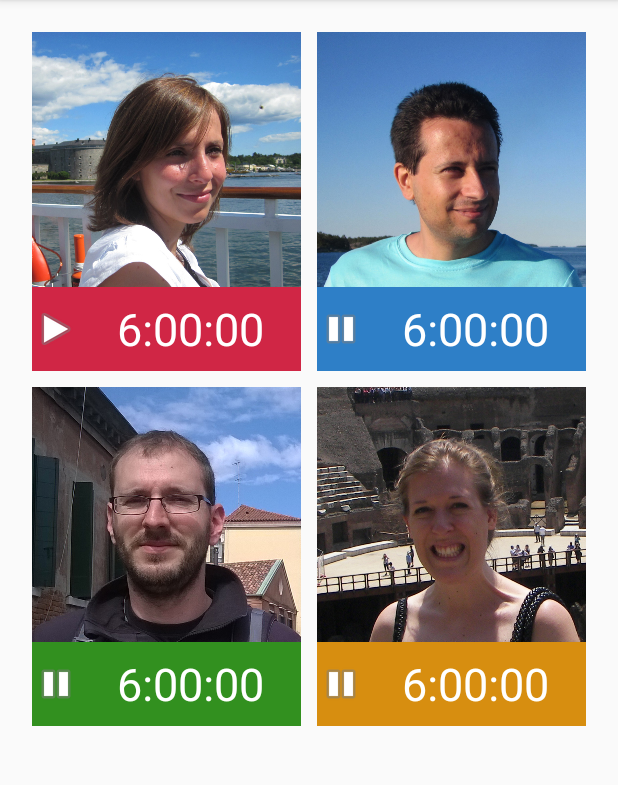
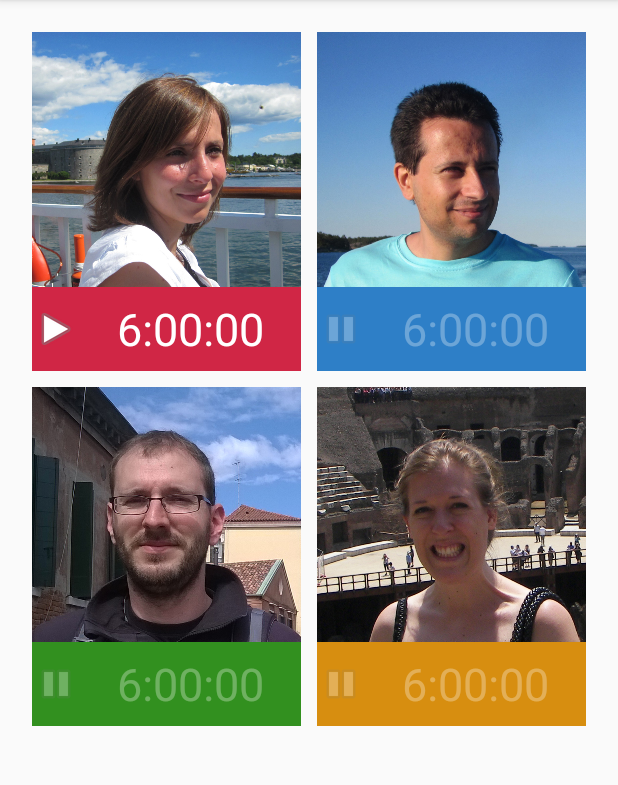
Before and after one commit to KrisKN/6happ, an Android app: the screen it shows after launch (MainActivity), after a tap on an icon or button, on a phone screen of 412 x 824 dp, the part 84-869 px from its top. Run offline under Robolectric (Android 15) with nearby library versions, the phone set to English and light mode, and no system bars.

Commit message:
Clockwork state visualization improved. Half speed supported. Menu simplified.

```diff
--- a/app/src/main/java/com/mauriundjens/sechsstundenapp/Clockwork.java
+++ b/app/src/main/java/com/mauriundjens/sechsstundenapp/Clockwork.java
@@ -6,7 +6,7 @@ public class Clockwork implements Serializable
 {
     private long offsetMillis = 0; // offset when timer was started
     private long startMillis; // time of start
-    private int speed = 0; // speed multiplier
+    private double speed = 0.0; // speed multiplier
 
     public Clockwork()
     {
@@ -14,8 +14,10 @@ public class Clockwork implements Serializable
 
     private long calcMillis(long timeMillis)
     {
-        long result = offsetMillis + (timeMillis - startMillis) * speed;
-        return result < 0 ? 0 : result;
+        long result = offsetMillis + Math.round((timeMillis - startMillis) * speed);
+        if (result < 0) return 0;
+        if (result > 21600000) return 21600000; // todo: maximum should be settable
+        return result;
     }
 
     private void update()
@@ -30,11 +32,11 @@ public class Clockwork implements Serializable
     public long getSystemTimeAt(long millis)
     {
         // calculates the system time when the given clockwork value is reached
-        if (speed == 0) return -1;
-        return startMillis + (millis - offsetMillis) / speed;
+        if (speed == 0.0) return -1;
+        return startMillis + Math.round((millis - offsetMillis) / speed);
     }
 
-    public void start(int speed)
+    public void start(double speed)
     {
         update();
         this.speed = speed;
@@ -64,13 +66,13 @@ public class Clockwork implements Serializable
         offsetMillis = millis;
     }
 
-    public void setSpeed(int value)
+    public void setSpeed(double value)
     {
         update();
         speed = value;
     }
 
-    public int getSpeed()
+    public double getSpeed()
     {
         return speed;
     }
--- a/app/src/main/java/com/mauriundjens/sechsstundenapp/MainActivity.java
+++ b/app/src/main/java/com/mauriundjens/sechsstundenapp/MainActivity.java
@@ -1,6 +1,5 @@
 package com.mauriundjens.sechsstundenapp;
 
-import android.content.Context;
 import android.os.Bundle;
 // import android.support.design.widget.FloatingActionButton;
 // import android.support.design.widget.Snackbar;
@@ -28,8 +27,9 @@ public class MainActivity extends AppCompatActivity {
     private Clockwork[] clockworks = new Clockwork[]{new Clockwork(), new Clockwork(), new Clockwork(), new Clockwork()};
 
     private View[] views = new View[4];
+    private ImageView[] images = new ImageView[4];
     private TextView[] textViews = new TextView[4];
-    private ImageView[] imageViews = new ImageView[4];
+    private ImageView[] icons = new ImageView[4];
 
     @Override
     protected void onCreate(Bundle state) {
@@ -43,14 +43,18 @@ public class MainActivity extends AppCompatActivity {
         views[1] = (View)findViewById(R.id.grid_maurizio);
         views[2] = (View)findViewById(R.id.grid_jens);
         views[3] = (View)findViewById(R.id.grid_julia);
+        images[0] = (ImageView)findViewById(R.id.image_ornella);
+        images[1] = (ImageView)findViewById(R.id.image_maurizio);
+        images[2] = (ImageView)findViewById(R.id.image_jens);
+        images[3] = (ImageView)findViewById(R.id.image_julia);
         textViews[0] = (TextView)findViewById(R.id.textView_ornella);
         textViews[1] = (TextView)findViewById(R.id.textView_maurizio);
         textViews[2] = (TextView)findViewById(R.id.textView_jens);
         textViews[3] = (TextView)findViewById(R.id.textView_julia);
-        imageViews[0] = (ImageView)findViewById(R.id.icon_ornella);
-        imageViews[1] = (ImageView)findViewById(R.id.icon_maurizio);
-        imageViews[2] = (ImageView)findViewById(R.id.icon_jens);
-        imageViews[3] = (ImageView)findViewById(R.id.icon_julia);
+        icons[0] = (ImageView)findViewById(R.id.icon_ornella);
+        icons[1] = (ImageView)findViewById(R.id.icon_maurizio);
+        icons[2] = (ImageView)findViewById(R.id.icon_jens);
+        icons[3] = (ImageView)findViewById(R.id.icon_julia);
 
         // initialize clocks
         resetTimersToSixHours();
@@ -70,7 +74,7 @@ public class MainActivity extends AppCompatActivity {
             public void run() {
                 handleTimer();
             }
-        }, 0, 333);
+        }, 0, 500);
 
         // register action handlers for play/pause actions
         for (int i = 0; i < 4; ++i)
@@ -101,35 +105,35 @@ public class MainActivity extends AppCompatActivity {
 
         //noinspection SimplifiableIfStatement
         if (id == R.id.action_reset_timers) {
-
             resetTimersToSixHours();
             updateIcons();
             return true;
         }
         else if (id == R.id.action_accelerate_countdown) {
-
+            boolean noClockworkActive = isNoClockworkActive();
             for(Clockwork clockwork : clockworks) {
-                clockwork.setSpeed(-3);
+                if (noClockworkActive || clockwork.getSpeed() < 0.0) clockwork.setSpeed(-2.0);
             }
             updateIcons();
             return true;
         }
-        else if (id == R.id.action_count_up) {
-
+        else if (id == R.id.action_half_speed) {
+            boolean noClockworkActive = isNoClockworkActive();
             for(Clockwork clockwork : clockworks) {
-                clockwork.setSpeed(1);
+                if (noClockworkActive || clockwork.getSpeed() < 0.0) clockwork.setSpeed(-0.5);
             }
             updateIcons();
-        }
-        else if (id == R.id.action_to_normal_speed) {
-
-            for(Clockwork clockwork : clockworks) {
-                clockwork.setSpeed(-1);
-            }
-            updateIcons();
+            return true;
         }
 
         return super.onOptionsItemSelected(item);
+    }
+
+    private boolean isNoClockworkActive() {
+        for(Clockwork clockwork : clockworks) {
+            if (clockwork.getSpeed() < 0.0) return false;
+        }
+        return true;
     }
 
     private void handleTimer()
@@ -162,18 +166,18 @@ public class MainActivity extends AppCompatActivity {
 
     private View.OnClickListener createOnClickListener(final int index) {
 
-        final ImageView icon = imageViews[index];
+        final ImageView icon = icons[index];
 
         return new View.OnClickListener() {
             //@Override
             public void onClick(View v) {
-                if (clockworks[index].getSpeed() == 0) {
-                    clockworks[index].setSpeed(-1);
+                if (clockworks[index].getSpeed() >= 0.0) {
+                    clockworks[index].setSpeed(-1.0);
                     // todo: einfach mal testweise 'nen Alarm erzeugen...
                     scheduleAlarm();
                 }
                 else {
-                    clockworks[index].setSpeed(0);
+                    clockworks[index].setSpeed(1.0);
                 }
                 updateIcon(index);
             }
@@ -189,12 +193,20 @@ public class MainActivity extends AppCompatActivity {
     private void updateIcon(final int index)
     {
         final Clockwork clockwork = clockworks[index];
-        final ImageView icon = imageViews[index];
-        if (clockwork.getSpeed() == 0) {
+        final ImageView image = images[index];
+        final ImageView icon = icons[index];
+        final TextView textView = textViews[index];
+        if (clockwork.getSpeed() >= 0.0) {
+            // image.setAlpha(0.3f);
             icon.setImageResource(android.R.drawable.ic_media_pause);
+            icon.setAlpha(0.3f);
+            textView.setAlpha(0.3f);
         }
         else {
+            // image.setAlpha(1.0f);
             icon.setImageResource(android.R.drawable.ic_media_play);
+            icon.setAlpha(1.0f);
+            textView.setAlpha(1.0f);
         }
     }
 
--- a/app/src/main/res/menu/menu_main.xml
+++ b/app/src/main/res/menu/menu_main.xml
@@ -13,13 +13,8 @@
         android:title="@string/action_double_speed"
         app:showAsAction="never" />
     <item
-        android:id="@+id/action_count_up"
+        android:id="@+id/action_half_speed"
         android:orderInCategory="100"
-        android:title="@string/action_count_up"
-        app:showAsAction="never" />
-    <item
-        android:id="@+id/action_to_normal_speed"
-        android:orderInCategory="100"
-        android:title="@string/action_to_normal_speed"
+        android:title="@string/action_half_speed"
         app:showAsAction="never" />
 </menu>
--- a/app/src/main/res/values/strings.xml
+++ b/app/src/main/res/values/strings.xml
@@ -1,7 +1,6 @@
 <resources>
     <string name="app_name">6-Stunden-App</string>
     <string name="action_reset_timers">Puh... sie sind weg! Alles zurücksetzen</string>
-    <string name="action_double_speed">Heute sind sie aber irgendwie nervig</string>
-    <string name="action_count_up">Ich fühle mich heute großzügig</string>
-    <string name="action_to_normal_speed">Großzügigkeitsmodus beenden</string>
+    <string name="action_double_speed">Was sind sie mal wieder nervig!</string>
+    <string name="action_half_speed">Heute sind sie ganz erträglich...</string>
 </resources>
```
